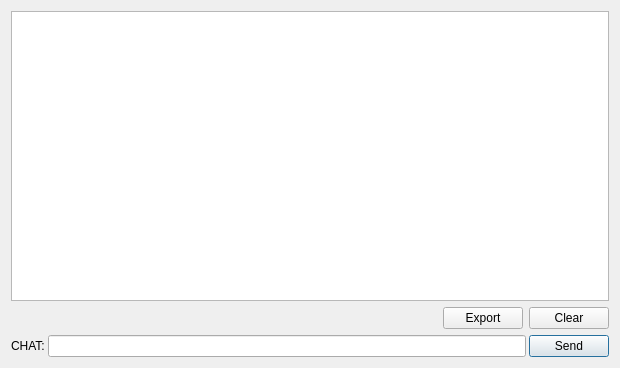
First picture: the form in qchatqpt_dialog_base.ui, repository TRON-151/GeoAgent, before the edit.
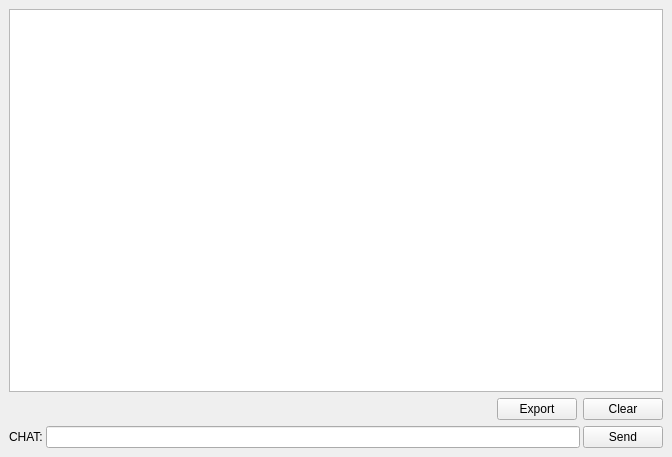
Second picture: the form after the edit.

Commit message: change the window from dialog to dockwidget / update metadata

Diff of the .ui file:
```diff
--- a/qchatqpt_dialog_base.ui
+++ b/qchatqpt_dialog_base.ui
@@ -1,66 +1,26 @@
 <?xml version="1.0" encoding="UTF-8"?>
 <ui version="4.0">
- <class>Dialog</class>
- <widget class="QDialog" name="Dialog">
+ <class>qchatgpt</class>
+ <widget class="QDockWidget" name="qchatgpt">
   <property name="geometry">
    <rect>
     <x>0</x>
     <y>0</y>
-    <width>620</width>
-    <height>368</height>
+    <width>672</width>
+    <height>457</height>
    </rect>
   </property>
   <property name="windowTitle">
    <string>QChatGPT</string>
   </property>
+  <widget class="QWidget" name="dockWidgetContents">
   <layout class="QGridLayout" name="gridLayout">
    <item row="0" column="0">
+     <layout class="QVBoxLayout" name="verticalLayout">
+      <item>
     <widget class="QTextBrowser" name="chatgpt_ans"/>
    </item>
-   <item row="2" column="0">
-    <layout class="QHBoxLayout" name="horizontalLayout">
-     <property name="spacing">
-      <number>3</number>
-     </property>
      <item>
-      <widget class="QLabel" name="label">
-       <property name="sizePolicy">
-        <sizepolicy hsizetype="Minimum" vsizetype="Preferred">
-         <horstretch>0</horstretch>
-         <verstretch>0</verstretch>
-        </sizepolicy>
-       </property>
-       <property name="text">
-        <string>CHAT:</string>
-       </property>
-      </widget>
-     </item>
-     <item>
-      <widget class="QLineEdit" name="question">
-       <property name="text">
-        <string/>
-       </property>
-      </widget>
-     </item>
-     <item>
-      <widget class="QPushButton" name="send_chat">
-       <property name="sizePolicy">
-        <sizepolicy hsizetype="Minimum" vsizetype="Preferred">
-         <horstretch>0</horstretch>
-         <verstretch>0</verstretch>
-        </sizepolicy>
-       </property>
-       <property name="focusPolicy">
-        <enum>Qt::StrongFocus</enum>
-       </property>
-       <property name="text">
-        <string>Send</string>
-       </property>
-      </widget>
-     </item>
-    </layout>
-   </item>
-   <item row="1" column="0">
     <layout class="QHBoxLayout" name="horizontalLayout_2">
      <item>
       <spacer name="horizontalSpacer">
@@ -97,7 +57,53 @@
      </item>
     </layout>
    </item>
-  </layout>
+      <item>
+       <layout class="QHBoxLayout" name="horizontalLayout">
+        <property name="spacing">
+         <number>3</number>
+        </property>
+        <item>
+         <widget class="QLabel" name="label">
+          <property name="sizePolicy">
+           <sizepolicy hsizetype="Minimum" vsizetype="Preferred">
+            <horstretch>0</horstretch>
+            <verstretch>0</verstretch>
+           </sizepolicy>
+          </property>
+          <property name="text">
+           <string>CHAT:</string>
+          </property>
+         </widget>
+        </item>
+        <item>
+         <widget class="QLineEdit" name="question">
+          <property name="text">
+           <string/>
+          </property>
+         </widget>
+        </item>
+        <item>
+         <widget class="QPushButton" name="send_chat">
+          <property name="sizePolicy">
+           <sizepolicy hsizetype="Minimum" vsizetype="Preferred">
+            <horstretch>0</horstretch>
+            <verstretch>0</verstretch>
+           </sizepolicy>
+          </property>
+          <property name="focusPolicy">
+           <enum>Qt::StrongFocus</enum>
+          </property>
+          <property name="text">
+           <string>Send</string>
+          </property>
+         </widget>
+        </item>
+       </layout>
+      </item>
+     </layout>
+    </item>
+   </layout>
+  </widget>
  </widget>
  <resources/>
  <connections/>
```
Lines whose indentation alone changed are shown as unchanged. The commit also changes 3 other files.
